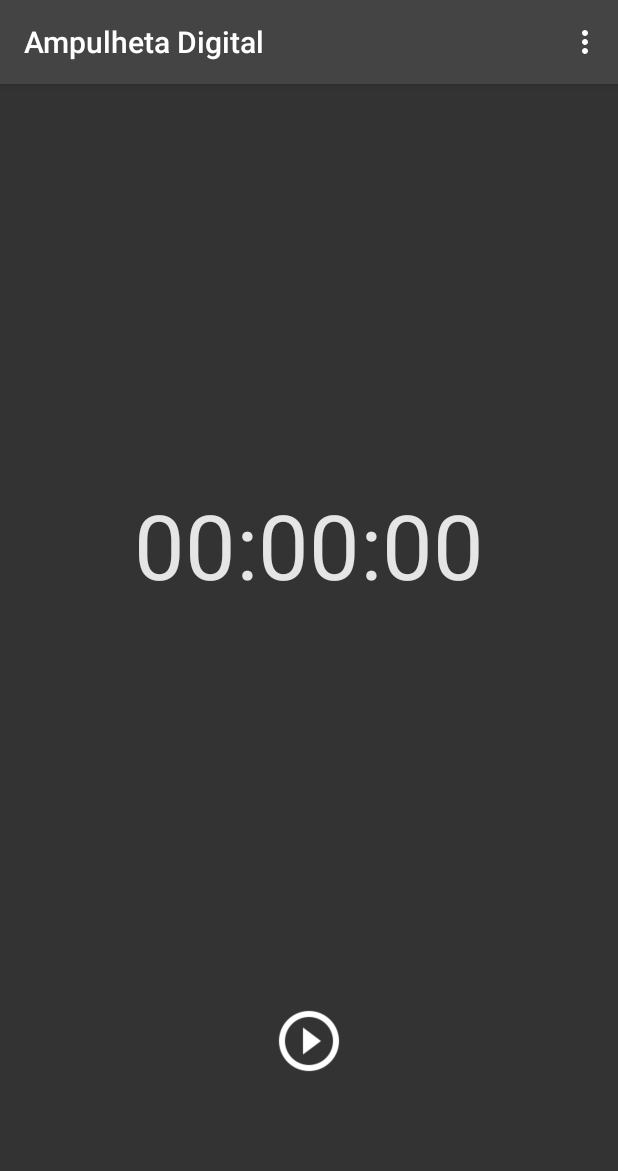
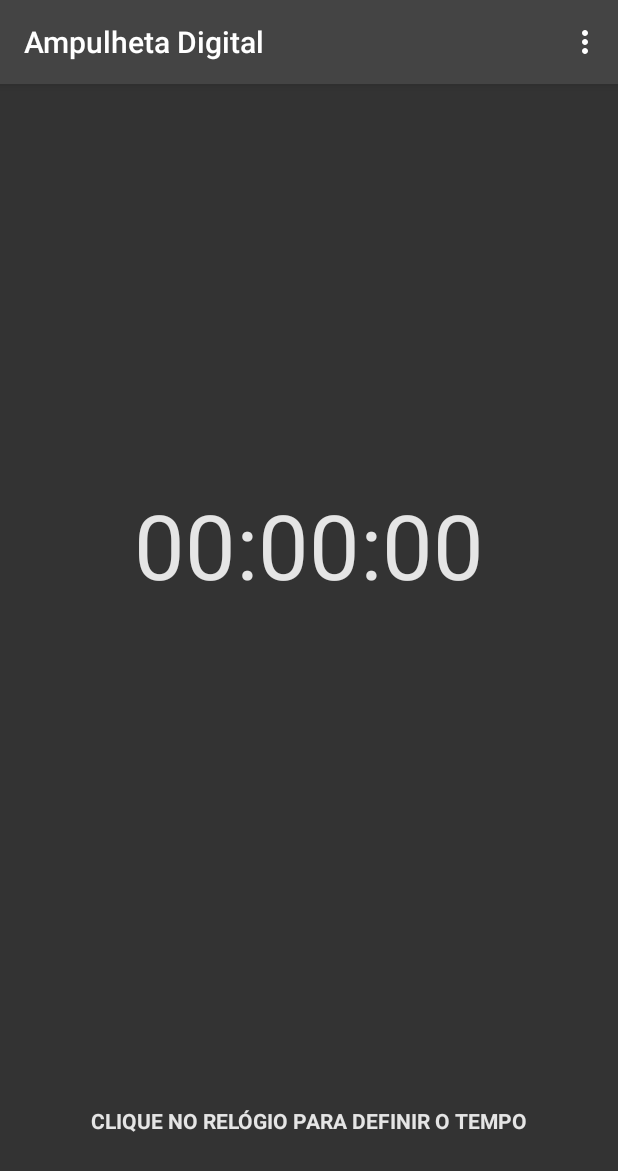
Before and after one commit to demetriosmiguel/AmpulhetaDigital, an Android app: the screen it shows after launch (MainActivity), on a phone screen of 412 x 824 dp. Shown: the top 1171 px of the screen. Run offline under Robolectric (Android 15) with nearby library versions, the phone set to English and light mode, and no system bars.

Commit message:
Mensagem com instrução para definir tempo a ser cronometrado caso cronometro esteja zerado, ocultando os botões do cronometro.

```diff
--- a/app/src/main/java/com/example/demtriosmiguel/ampulhetadigital/Cronometro.java
+++ b/app/src/main/java/com/example/demtriosmiguel/ampulhetadigital/Cronometro.java
@@ -4,6 +4,7 @@ import android.os.Handler;
 import android.view.View;
 import android.widget.Button;
 import android.widget.TextView;
+import android.widget.Toast;
 
 public class Cronometro {
 
@@ -172,12 +173,15 @@ public class Cronometro {
                         handler.removeCallbacks(runnable);
 
                         emExecucao = false;
-                        segundosTotais = seguntosTotaisInicial;
+                        //segundosTotais = seguntosTotaisInicial;
 
                         botaoIniciar.setVisibility(View.VISIBLE);
                         botaoPausar.setVisibility(View.GONE);
                         botaoReiniciar.setVisibility(View.GONE);
                         botaoParar.setVisibility(View.GONE);
+
+                        MainActivity.linearLayoutComandosCronometro.setVisibility(View.GONE);
+                        MainActivity.linearLayoutDefinaTempo.setVisibility(View.VISIBLE);
                     }
                 } catch (Exception e) {
                     e.printStackTrace();
@@ -210,4 +214,12 @@ public class Cronometro {
     public void setHoras(int horas) {
         this.horas = horas;
     }
+
+    public long getSegundosTotais() {
+        return segundosTotais;
+    }
+
+    public void setSegundosTotais(long segundosTotais) {
+        this.segundosTotais = segundosTotais;
+    }
 }
--- a/app/src/main/java/com/example/demtriosmiguel/ampulhetadigital/MainActivity.java
+++ b/app/src/main/java/com/example/demtriosmiguel/ampulhetadigital/MainActivity.java
@@ -16,10 +16,13 @@ import android.widget.*;
 public class MainActivity extends AppCompatActivity {
 
     TextView textViewTimer;
+    TextView textViewDefinaTempo;
     Button botaoIniciar;
     Button botaoPausar;
     Button botaoReiniciar;
     Button botaoParar;
+    public static LinearLayout linearLayoutDefinaTempo;
+    public static LinearLayout linearLayoutComandosCronometro;
 
     Cronometro cronometro;
 
@@ -29,15 +32,21 @@ public class MainActivity extends AppCompatActivity {
         setContentView(R.layout.activity_main);
 
         textViewTimer = (TextView) findViewById(R.id.textViewTimer);
+        textViewDefinaTempo = (TextView) findViewById(R.id.textViewDefinaTempo);
 
         botaoIniciar = (Button) findViewById(R.id.botaoIniciar);
         botaoPausar = (Button) findViewById(R.id.botaoPausar);
         botaoReiniciar = (Button) findViewById(R.id.botaoReiniciar);
         botaoParar = (Button) findViewById(R.id.botaoParar);
 
+        linearLayoutDefinaTempo = (LinearLayout) findViewById(R.id.linearLayoutDefinaTempo);
+        linearLayoutComandosCronometro = (LinearLayout) findViewById(R.id.linearLayoutComandosCronometro);
+
         cronometro = new Cronometro(textViewTimer, botaoIniciar, botaoPausar, botaoReiniciar, botaoParar);
 
         SharedPreferences configuracoes = PreferenceManager.getDefaultSharedPreferences(getBaseContext());
+
+        atualizaComandosCronometro();
 
         textViewTimer.setOnClickListener(new View.OnClickListener() {
             @Override
@@ -75,6 +84,16 @@ public class MainActivity extends AppCompatActivity {
         });
     }
 
+    private void atualizaComandosCronometro() {
+        if (cronometro.getSegundosTotais() == 0l) {
+            linearLayoutDefinaTempo.setVisibility(View.VISIBLE);
+            linearLayoutComandosCronometro.setVisibility(View.GONE);
+        } else {
+            linearLayoutDefinaTempo.setVisibility(View.GONE);
+            linearLayoutComandosCronometro.setVisibility(View.VISIBLE);
+        }
+    }
+
     private void showDialogDefinirTempo() {
         final Dialog dialog = new Dialog(MainActivity.this);
         dialog.setTitle("Definir tempo");
@@ -99,6 +118,7 @@ public class MainActivity extends AppCompatActivity {
             @Override
             public void onClick(View v) {
                 cronometro.setHorasMinutosSegundos(npHoras.getValue(), npMinutos.getValue(), npSegundos.getValue());
+                atualizaComandosCronometro();
                 dialog.dismiss();
             }
         });
@@ -111,6 +131,10 @@ public class MainActivity extends AppCompatActivity {
         });
 
         dialog.show();
+    }
+
+    public void exibeToastTempoEncerrado() {
+        Toast.makeText(getApplicationContext(), "Tempo encerrado", Toast.LENGTH_LONG).show();
     }
 
     @Override
--- a/app/src/main/res/layout/activity_main.xml
+++ b/app/src/main/res/layout/activity_main.xml
@@ -30,7 +30,9 @@
         android:orientation="horizontal"
         android:baselineAligned="false"
         android:weightSum="3"
-        android:layout_weight="1">
+        android:layout_weight="1"
+        android:visibility="visible"
+        android:id="@+id/linearLayoutComandosCronometro">
 
         <LinearLayout
             android:layout_width="0dp"
@@ -87,4 +89,25 @@
 
     </LinearLayout>
 
+    <LinearLayout
+        android:layout_width="match_parent"
+        android:layout_height="0dp"
+        android:layout_weight="1"
+        android:orientation="horizontal"
+        android:baselineAligned="false"
+        android:visibility="gone"
+        android:gravity="center_vertical|center_horizontal"
+        android:id="@+id/linearLayoutDefinaTempo">
+
+        <TextView
+            android:layout_width="wrap_content"
+            android:layout_height="wrap_content"
+            android:textAppearance="?android:attr/textAppearanceSmall"
+            android:text="@string/textview_defina_tempo"
+            android:id="@+id/textViewDefinaTempo"
+            android:textColor="#E5E5E5"
+            android:textStyle="bold" />
+
+    </LinearLayout>
+
 </LinearLayout>
--- a/app/src/main/res/values/strings.xml
+++ b/app/src/main/res/values/strings.xml
@@ -11,5 +11,6 @@
     <string name="button_definir">Definir</string>
     <string name="textview_minutos">Minutos</string>
     <string name="textview_segundos">Segundos</string>
+    <string name="textview_defina_tempo">CLIQUE NO RELÓGIO PARA DEFINIR O TEMPO</string>
 
 </resources>
```
